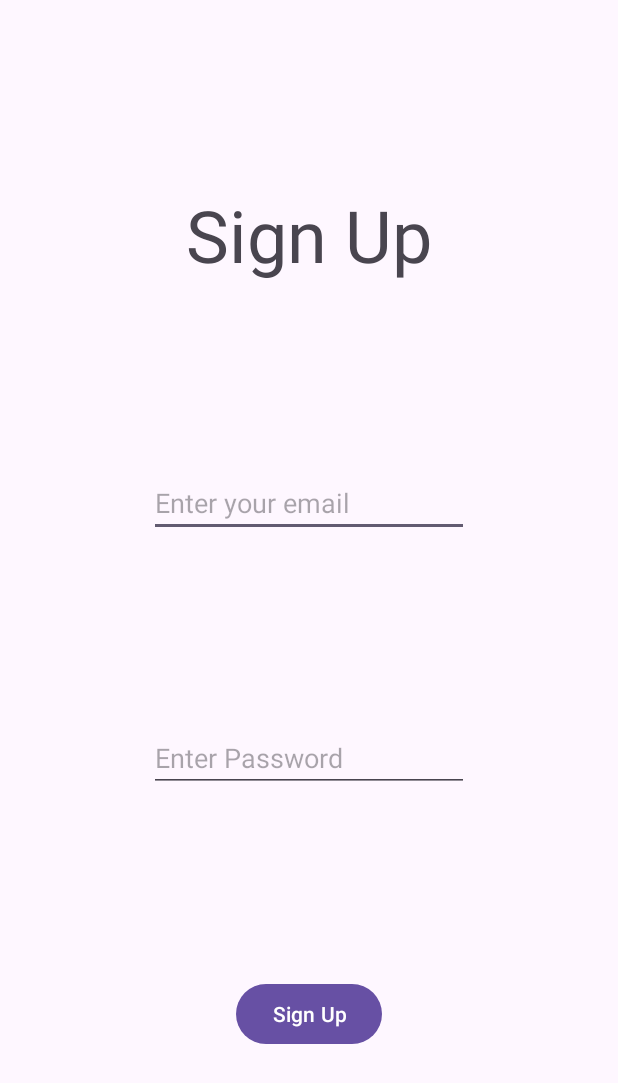
After one commit to rk-3131/Android-Concepts, an Android app: the NewUserCreation screen opened directly, with no data from a screen before it, on a phone screen of 412 x 824 dp. The commit adds this screen. Shown: the top 1083 px of the screen. Run offline under Robolectric (Android 15) with nearby library versions, the phone set to English and light mode, and no system bars; our stand-ins replace Firebase (no records; nobody signed in at launch, a user with empty details on screens opened directly).

Commit message:
firebase authentication using email and by reading documentation

```diff
--- a/FireBase/FireBase Testing/app/build.gradle.kts
+++ b/FireBase/FireBase Testing/app/build.gradle.kts
@@ -32,8 +32,7 @@ android {
 dependencies {
     implementation(platform("com.google.firebase:firebase-bom:32.7.2"))
     implementation("com.google.firebase:firebase-analytics")
-    implementation ("com.firebaseui:firebase-ui-auth:7.2.0")
-    implementation ("com.facebook.android:facebook-android-sdk:8.x")
+    implementation("com.google.firebase:firebase-auth:22.3.1")
     implementation("androidx.appcompat:appcompat:1.6.1")
     implementation("com.google.android.material:material:1.11.0")
     implementation("androidx.constraintlayout:constraintlayout:2.1.4")
--- a/FireBase/FireBase Testing/app/src/main/AndroidManifest.xml
+++ b/FireBase/FireBase Testing/app/src/main/AndroidManifest.xml
@@ -13,6 +13,9 @@
         android:theme="@style/Theme.FireBaseTesting"
         tools:targetApi="31">
         <activity
+            android:name=".NewUserCreation"
+            android:exported="false" />
+        <activity
             android:name=".UserLogged"
             android:exported="false" />
         <activity
--- /dev/null
+++ b/FireBase/FireBase Testing/app/src/main/java/com/example/firebasetesting/NewUserCreation.java
@@ -0,0 +1,69 @@
+package com.example.firebasetesting;
+
+import androidx.annotation.NonNull;
+import androidx.appcompat.app.AppCompatActivity;
+
+import android.content.Intent;
+import android.os.Bundle;
+import android.view.View;
+import android.widget.Button;
+import android.widget.EditText;
+import android.widget.Toast;
+
+import com.google.android.gms.tasks.OnCompleteListener;
+import com.google.android.gms.tasks.OnFailureListener;
+import com.google.android.gms.tasks.Task;
+import com.google.firebase.auth.AuthResult;
+import com.google.firebase.auth.FirebaseAuth;
+
+public class NewUserCreation extends AppCompatActivity {
+    Button submit;
+    EditText email;
+    EditText password;
+    FirebaseAuth mAuth;
+    @Override
+    protected void onCreate(Bundle savedInstanceState) {
+        super.onCreate(savedInstanceState);
+        setContentView(R.layout.activity_new_user_creation);
+        submit = findViewById(R.id.signUpButton);
+        email = findViewById(R.id.signUpEmail);
+        password = findViewById(R.id.signUpPassword);
+        mAuth = FirebaseAuth.getInstance();
+
+        submit.setOnClickListener(new View.OnClickListener() {
+            @Override
+            public void onClick(View view) {
+                String emailText = email.getText().toString();
+                String passwordText = password.getText().toString();
+
+                mAuth.createUserWithEmailAndPassword(emailText, passwordText).addOnCompleteListener(new OnCompleteListener<AuthResult>() {
+                    @Override
+                    public void onComplete(@NonNull Task<AuthResult> task) {
+                        if (task.isSuccessful()){
+                            Toast.makeText(NewUserCreation.this, "User has been created with the email address " + emailText, Toast.LENGTH_SHORT).show();
+                            mAuth.signInWithEmailAndPassword(emailText, passwordText).addOnCompleteListener(new OnCompleteListener<AuthResult>() {
+                                @Override
+                                public void onComplete(@NonNull Task<AuthResult> task) {
+                                    startActivity(new Intent(NewUserCreation.this, UserLogged.class));
+                                }
+                            }).addOnFailureListener(new OnFailureListener() {
+                                @Override
+                                public void onFailure(@NonNull Exception e) {
+                                    Toast.makeText(NewUserCreation.this, "There is error while signing in with the created email address log in again", Toast.LENGTH_SHORT).show();
+                                    startActivity(new Intent(NewUserCreation.this, MainActivity.class));
+                                }
+                            });
+                        }else{
+                            Toast.makeText(NewUserCreation.this, "There was error while creating new user", Toast.LENGTH_SHORT).show();
+                        }
+                    }
+                }).addOnFailureListener(new OnFailureListener() {
+                    @Override
+                    public void onFailure(@NonNull Exception e) {
+                        Toast.makeText(NewUserCreation.this, "Error: " + e.toString(), Toast.LENGTH_SHORT).show();
+                    }
+                });
+            }
+        });
+    }
+}
--- /dev/null
+++ b/FireBase/FireBase Testing/app/src/main/res/layout/activity_new_user_creation.xml
@@ -0,0 +1,61 @@
+<?xml version="1.0" encoding="utf-8"?>
+<androidx.constraintlayout.widget.ConstraintLayout xmlns:android="http://schemas.android.com/apk/res/android"
+    xmlns:app="http://schemas.android.com/apk/res-auto"
+    xmlns:tools="http://schemas.android.com/tools"
+    android:layout_width="match_parent"
+    android:layout_height="match_parent"
+    tools:context=".NewUserCreation">
+
+    <TextView
+        android:id="@+id/textView2"
+        android:layout_width="wrap_content"
+        android:layout_height="wrap_content"
+        android:text="Sign Up"
+        android:textSize="48sp"
+        app:layout_constraintBottom_toTopOf="@+id/signUpEmail"
+        app:layout_constraintEnd_toEndOf="parent"
+        app:layout_constraintHorizontal_bias="0.5"
+        app:layout_constraintStart_toStartOf="parent"
+        app:layout_constraintTop_toTopOf="parent"
+        app:layout_constraintVertical_bias="0.5" />
+
+    <EditText
+        android:id="@+id/signUpEmail"
+        android:layout_width="wrap_content"
+        android:layout_height="wrap_content"
+        android:ems="10"
+        android:hint="Enter your email"
+        android:inputType="textEmailAddress"
+        app:layout_constraintBottom_toTopOf="@+id/signUpPassword"
+        app:layout_constraintEnd_toEndOf="parent"
+        app:layout_constraintHorizontal_bias="0.5"
+        app:layout_constraintStart_toStartOf="parent"
+        app:layout_constraintTop_toBottomOf="@+id/textView2"
+        app:layout_constraintVertical_bias="0.5" />
+
+    <EditText
+        android:id="@+id/signUpPassword"
+        android:layout_width="wrap_content"
+        android:layout_height="wrap_content"
+        android:ems="10"
+        android:hint="Enter Password"
+        android:inputType="textPassword"
+        app:layout_constraintBottom_toTopOf="@+id/signUpButton"
+        app:layout_constraintEnd_toEndOf="parent"
+        app:layout_constraintHorizontal_bias="0.5"
+        app:layout_constraintStart_toStartOf="parent"
+        app:layout_constraintTop_toBottomOf="@+id/signUpEmail"
+        app:layout_constraintVertical_bias="0.5" />
+
+    <Button
+        android:id="@+id/signUpButton"
+        android:layout_width="wrap_content"
+        android:layout_height="wrap_content"
+        android:text="Sign Up"
+        app:layout_constraintBottom_toBottomOf="parent"
+        app:layout_constraintEnd_toEndOf="parent"
+        app:layout_constraintHorizontal_bias="0.5"
+        app:layout_constraintStart_toStartOf="parent"
+        app:layout_constraintTop_toBottomOf="@+id/signUpPassword"
+        app:layout_constraintVertical_bias="0.5" />
+</androidx.constraintlayout.widget.ConstraintLayout>
```
Also changed, not shown: FireBase/FireBase Testing/app/src/main/java/com/example/firebasetesting/MainActivity.java (+34 -5 lines), FireBase/FireBase Testing/app/src/main/java/com/example/firebasetesting/UserLogged.java (+29 -1 lines), FireBase/FireBase Testing/app/src/main/res/layout/activity_user_logged.xml (+19 -0 lines).
